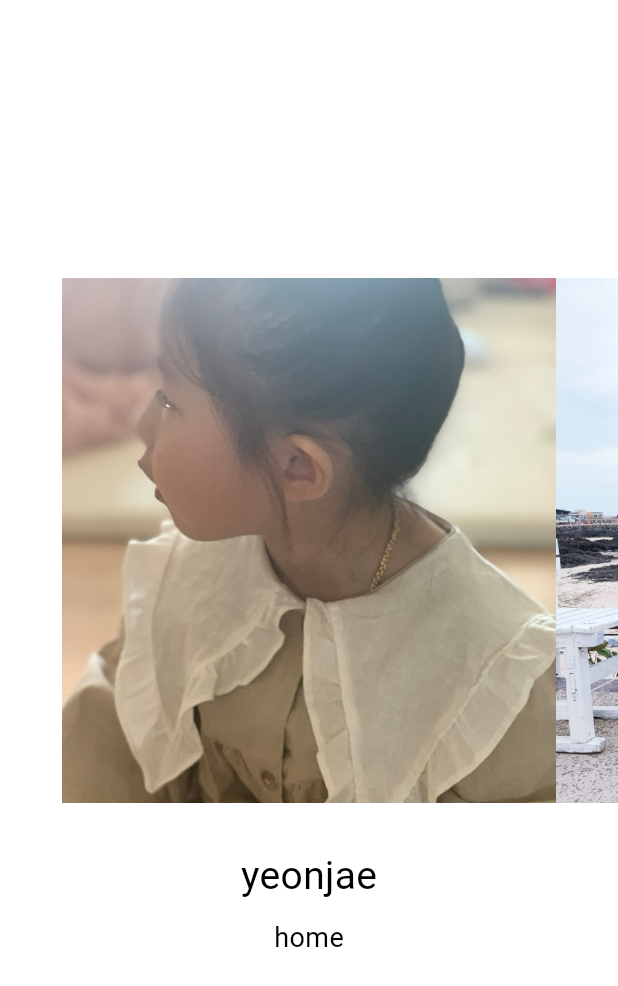
After one commit to expensive-garbage/Jinwook-Song-flutter_animations, a Flutter app: the screen it shows after launch, after a tap on "Music Player", on a phone screen of 412 x 824 dp. The commit adds this screen. Shown: the top 986 px of the screen. Run offline on Flutter 3.47's test engine with Material 2 defaults, Android fonts, the phone set to English and light mode, and no system bars.

Commit message:
init: music player

```diff
--- a/lib/screens/menu_screen.dart
+++ b/lib/screens/menu_screen.dart
@@ -2,6 +2,7 @@ import 'package:flutter/material.dart';
 import 'package:flutter_animations/screens/apple_watch_screen.dart';
 import 'package:flutter_animations/screens/explicit_animations_screen.dart';
 import 'package:flutter_animations/screens/implicit_animations_screen.dart';
+import 'package:flutter_animations/screens/music_player_screen.dart';
 import 'package:flutter_animations/screens/swiping_cards_screen.dart';
 
 class MenuScreen extends StatelessWidget {
@@ -62,6 +63,15 @@ class MenuScreen extends StatelessWidget {
                 'Swiping Cards',
               ),
             ),
+            const SizedBox(height: 10),
+            ElevatedButton(
+              onPressed: () {
+                _goToPage(context, const MusicPlaterScreen());
+              },
+              child: const Text(
+                'Music Player',
+              ),
+            ),
           ],
         ),
       ),
--- /dev/null
+++ b/lib/screens/music_player_screen.dart
@@ -0,0 +1,61 @@
+import 'package:flutter/material.dart';
+
+class MusicPlaterScreen extends StatefulWidget {
+  const MusicPlaterScreen({super.key});
+
+  @override
+  State<MusicPlaterScreen> createState() => _MusicPlaterScreenState();
+}
+
+class _MusicPlaterScreenState extends State<MusicPlaterScreen> {
+  final PageController _pageController = PageController(
+    initialPage: 0,
+    viewportFraction: 0.8,
+  );
+  @override
+  Widget build(BuildContext context) {
+    return Scaffold(
+      body: Stack(
+        children: [
+          PageView.builder(
+            controller: _pageController,
+            itemCount: 10,
+            scrollDirection: Axis.horizontal,
+            itemBuilder: (context, index) {
+              return Column(
+                mainAxisAlignment: MainAxisAlignment.center,
+                children: [
+                  Container(
+                    height: 350,
+                    decoration: BoxDecoration(
+                      image: DecorationImage(
+                        fit: BoxFit.cover,
+                        image: AssetImage(
+                          'assets/images/covers/yeonjae0$index.jpeg',
+                        ),
+                      ),
+                    ),
+                  ),
+                  const SizedBox(height: 30),
+                  const Text(
+                    'yeonjae',
+                    style: TextStyle(
+                      fontSize: 26,
+                    ),
+                  ),
+                  const SizedBox(height: 10),
+                  const Text(
+                    'home',
+                    style: TextStyle(
+                      fontSize: 18,
+                    ),
+                  ),
+                ],
+              );
+            },
+          )
+        ],
+      ),
+    );
+  }
+}
```
Also changed, not shown: 1 other file.
